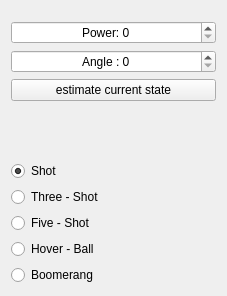
lythro/ss2overlay, file ui/settings.ui: the form before one commit.
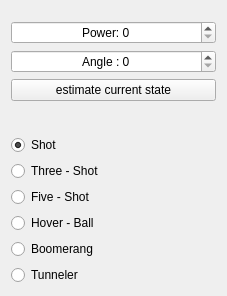
The form after the commit.

Commit message: added Tunneler - not quite perfect. suggestions?

```diff
--- a/ui/settings.ui
+++ b/ui/settings.ui
@@ -117,6 +117,13 @@
      </property>
     </widget>
    </item>
+   <item row="10" column="0">
+    <widget class="QRadioButton" name="radioButtonTunneler">
+     <property name="text">
+      <string>Tunneler</string>
+     </property>
+    </widget>
+   </item>
   </layout>
  </widget>
  <resources/>
```
The commit also changes 9 other files.
